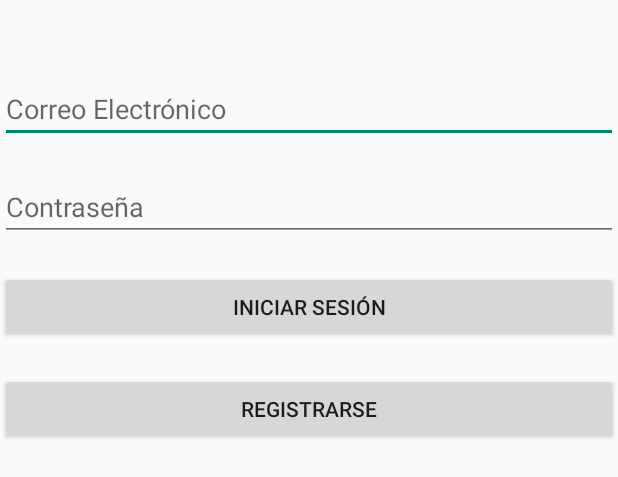
After one commit to Remma27/Laboratorio01, an Android app built with Jetpack Compose: the layout activity_login.xml on its own in the app's theme, with its tools: preview values and no code run, on a phone screen of 412 x 824 dp. The commit adds this screen. Shown: the top 477 px of the screen. Run offline under Robolectric (Android 15) with nearby library versions, the phone set to English and light mode, and no system bars.

Commit message:
primer parte login

```diff
--- /dev/null
+++ b/app/src/main/res/layout/activity_login.xml
@@ -0,0 +1,41 @@
+<?xml version="1.0" encoding="utf-8"?>
+<RelativeLayout xmlns:android="http://schemas.android.com/apk/res/android"
+    xmlns:app="http://schemas.android.com/apk/res-auto"
+    xmlns:tools="http://schemas.android.com/tools"
+    android:layout_width="match_parent"
+    android:layout_height="match_parent"
+    tools:context=".LoginActivity">
+
+    <EditText
+        android:id="@+id/editTextEmail"
+        android:layout_width="match_parent"
+        android:layout_height="wrap_content"
+        android:hint="Correo Electrónico"
+        android:layout_marginTop="50dp"/>
+
+    <EditText
+        android:id="@+id/editTextPassword"
+        android:layout_width="match_parent"
+        android:layout_height="wrap_content"
+        android:hint="Contraseña"
+        android:inputType="textPassword"
+        android:layout_below="@id/editTextEmail"
+        android:layout_marginTop="20dp"/>
+
+    <Button
+        android:id="@+id/buttonLogin"
+        android:layout_width="match_parent"
+        android:layout_height="wrap_content"
+        android:text="Iniciar Sesión"
+        android:layout_below="@id/editTextPassword"
+        android:layout_marginTop="20dp"/>
+
+    <Button
+        android:id="@+id/buttonRegister"
+        android:layout_width="match_parent"
+        android:layout_height="wrap_content"
+        android:text="Registrarse"
+        android:layout_below="@id/buttonLogin"
+        android:layout_marginTop="20dp"/>
+
+</RelativeLayout>
--- a/app/src/main/res/values/strings.xml
+++ b/app/src/main/res/values/strings.xml
@@ -3,4 +3,5 @@
     <string name="title_home">Home</string>
     <string name="title_dashboard">Dashboard</string>
     <string name="title_notifications">Notifications</string>
+    <string name="title_activity_login">Login</string>
 </resources>
--- a/build.gradle.kts
+++ b/build.gradle.kts
@@ -1,5 +1,5 @@
 // Top-level build file where you can add configuration options common to all sub-projects/modules.
 plugins {
-    id("com.android.application") version "8.1.1" apply false
-    id("org.jetbrains.kotlin.android") version "1.9.0" apply false
+    id("com.android.application") version "8.1.2" apply false
+    id("org.jetbrains.kotlin.android") version "1.8.10" apply false
 }
```
Also changed, not shown: app/build.gradle.kts (+30 -0 lines), app/src/main/AndroidManifest.xml (+22 -0 lines), app/src/main/java/com/example/laboratorio01/LoginActivity.kt (added, +46 -0 lines), app/src/main/java/com/example/laboratorio01/ui/theme/Color.kt (added, +11 -0 lines), app/src/main/java/com/example/laboratorio01/ui/theme/Theme.kt (added, +70 -0 lines), app/src/main/java/com/example/laboratorio01/ui/theme/Type.kt (added, +34 -0 lines).
